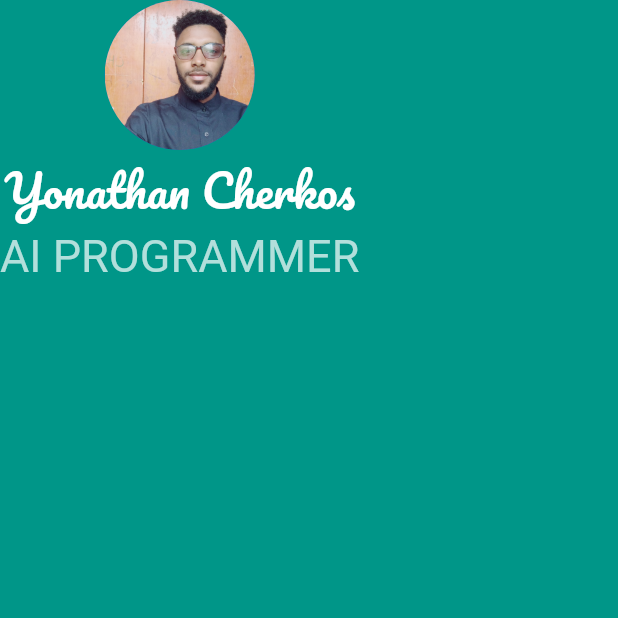
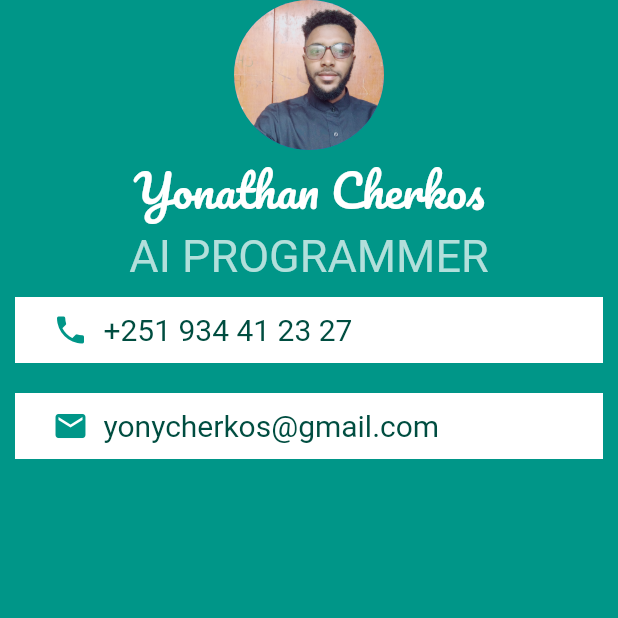
Before and after one commit to yonycherkos/The-Complete-Flutter-Development-Bootcamp, a Flutter app: the screen it shows after launch, on a phone screen of 412 x 824 dp, the top half of it. Run offline on Flutter 3.47's test engine with Material 2 defaults, Android fonts, the phone set to English and light mode, and no system bars; Roboto replaces fonts that are missing (Source Sans Pro, Source Sans Regular).

Commit message:
section-6.7. Adding Material Icons with the Icon Widget

```diff
--- a/mi_card_flutter/lib/main.dart
+++ b/mi_card_flutter/lib/main.dart
@@ -31,6 +31,53 @@ class MyApp extends StatelessWidget {
                   fontSize: 30.0,
                   fontFamily: 'Source Sans Regular'
                 ),
+              ),
+              Container(
+                color: Colors.white,
+                margin: EdgeInsets.all(10.0),
+                padding: EdgeInsets.symmetric(vertical: 10.0, horizontal: 25.0),
+                child: Row(
+                  children: <Widget>[
+                    Icon(
+                      Icons.phone,
+                      color: Colors.teal
+                    ),
+                    SizedBox(
+                      width: 10.0,
+                    ),
+                    Text(
+                      '+251 934 41 23 27',
+                      style: TextStyle(
+                        color: Colors.teal.shade900,
+                        fontSize: 20.0
+                      ),
+                    )
+                  ],
+                ),
+              ),
+              Container(
+                color: Colors.white,
+                margin: EdgeInsets.all(10.0),
+                padding: EdgeInsets.symmetric(vertical: 10.0, horizontal: 25.0),
+                child: Row(
+                  children: <Widget>[
+                    Icon(
+                      Icons.email,
+                      color: Colors.teal,
+                    ),
+                    SizedBox(
+                      width: 10.0,
+                    ),
+                    Text(
+                      'yonycherkos@gmail.com',
+                      style: TextStyle(
+                        color: Colors.teal.shade900,
+                        fontSize: 20.0,
+                        fontFamily: 'Source Sans Pro'
+                      ),
+                    )
+                  ],
+                ),
               )
             ],
           ),
```
